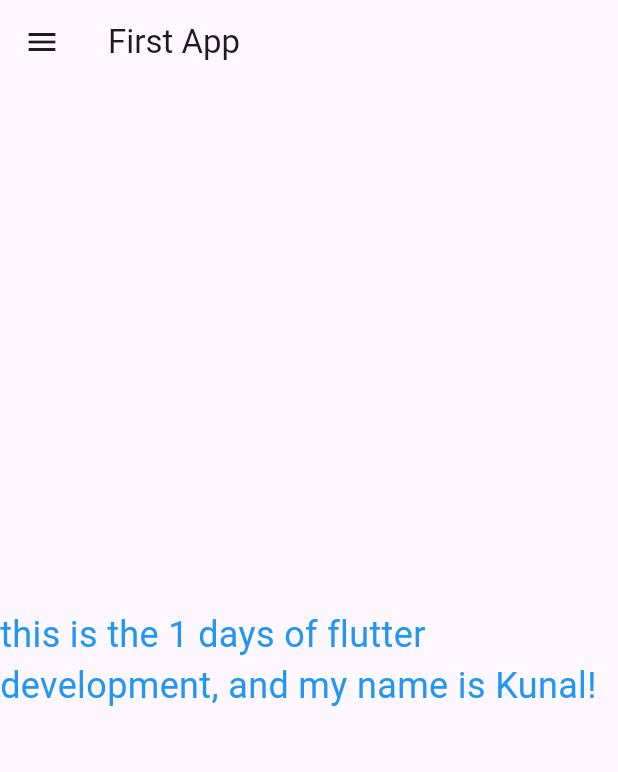
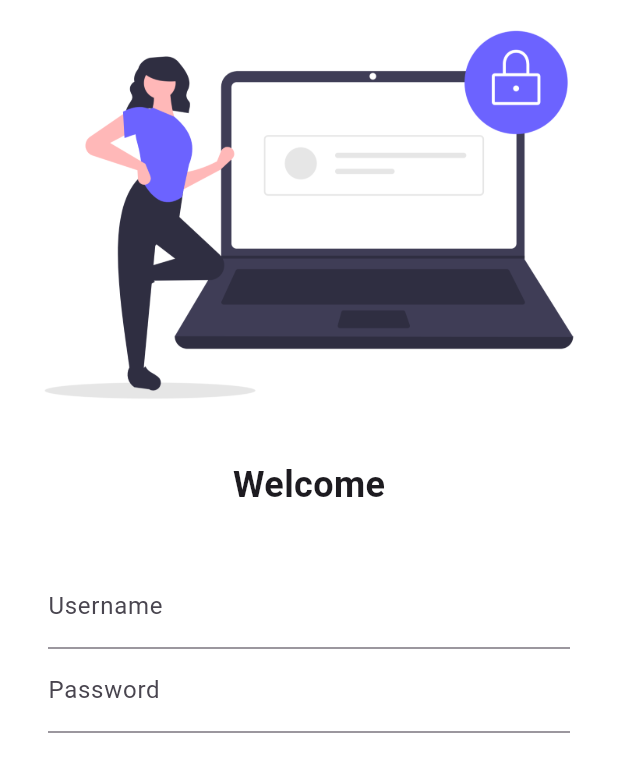
Before and after one commit to kunalsoftTrade/Flutter, a Flutter app: the screen it shows after launch, on a phone screen of 412 x 824 dp. Shown: the top 772 px of the screen. Run offline on Flutter 3.47's test engine with Material 3 defaults, Android fonts, the phone set to English and light mode, and no system bars; our stand-ins replace google_fonts.

Commit message:
intial commit

```diff
--- a/lib/main.dart
+++ b/lib/main.dart
@@ -1,5 +1,8 @@
-import 'package:first_app/Home_page.dart';
+import 'package:first_app/pages/home_page.dart';
+import 'package:first_app/pages/login_page.dart';
 import 'package:flutter/material.dart';
+// ignore: depend_on_referenced_packages
+import 'package:google_fonts/google_fonts.dart';
 
 void main() {
   runApp(MyApp());
@@ -7,13 +10,49 @@ void main() {
 
 class MyApp extends StatelessWidget {
   const MyApp({super.key});
-
   @override
   Widget build(BuildContext context) {
+    //build method describes how to display the widget in terms of other, lower level widgets
+    //buildContext: context is the location of this widget in the widget tree
+    // context is used to locate a widget in the widget tree and to access theme data, localization, and other inherited widgets.
+
     return MaterialApp(
+      //it is using a widget called HomePage from another file
+      // home: HomePage(),
 
-      //it is using a widget called HomePage from another file
-      home: HomePage(),
+      //-------------------------- theme coloring ---------------------------------
+
+      // 🌞 Light theme
+      themeMode: ThemeMode.light,
+      theme: ThemeData(
+        primarySwatch: Colors.orange,
+        primaryTextTheme: GoogleFonts.latoTextTheme(),
+        // ✅ AppBar theme moved here
+        appBarTheme: const AppBarTheme(
+          backgroundColor: Color.fromARGB(255, 105, 72, 22),
+          foregroundColor: Colors.white, // title & icons
+          elevation: 2,
+          centerTitle: true,
+        ),
+      ),
+
+      // 🌙 Dark theme
+      darkTheme: ThemeData(
+        brightness: Brightness.dark,
+        appBarTheme: const AppBarTheme(
+          backgroundColor: Colors.black,
+          foregroundColor: Colors.white,
+        ),
+      ),
+
+      //-------------------------- routing ---------------------------------
+      initialRoute: "/login", //we can set any page as initial page/route
+      routes: {
+        //taking context here cause it shows where we are in the widget tree
+        "/": (context) => HomePage(),
+        //loginPage() is the object of LoginPage class
+        "/login": (context) => LoginPage(),
+      },
     );
   }
 }
--- a/lib/Home_page.dart
+++ b/lib/pages/home_page.dart
@@ -3,6 +3,8 @@ import 'package:flutter/material.dart';
 class HomePage extends StatelessWidget {
   final int days = 1;
   final String name = "Kunal";
+
+  const HomePage({super.key});
 //flutter works on widgets, everything is a widget
   @override
   Widget build(BuildContext context) {
@@ -14,6 +16,7 @@ class HomePage extends StatelessWidget {
 //--------------------------------------------------------------------
 
       body: Center(//body of the app
+      //using container to hold the text widget, it is like a box
         child: Container(
           child: Text(
             'this is the $days days of flutter development, and my name is $name!',
@@ -29,6 +32,8 @@ class HomePage extends StatelessWidget {
         child: Text('This is drawer'),
       ),
 
+
+
     );
   }
 }
--- /dev/null
+++ b/lib/pages/login_page.dart
@@ -0,0 +1,50 @@
+import 'package:flutter/material.dart';
+
+class LoginPage extends StatelessWidget {
+  const LoginPage({super.key});
+
+  @override
+  Widget build(BuildContext context) {
+    //using material widget to get material design visual layout structure
+    return Material(
+      color: Colors.white,
+      child: Column(
+        children: [
+          Image.asset('assets/login.png', fit: BoxFit.cover),
+
+          SizedBox(height: 20.0), //space between image and text
+
+          Text(
+            'Welcome',
+            style: TextStyle(fontSize: 24, fontWeight: FontWeight.bold),
+          ),
+
+          SizedBox(height: 20.0), //space between image and text
+
+          Padding(
+            padding: const EdgeInsets.symmetric(
+              vertical: 16.0,
+              horizontal: 32.0,
+            ),
+            child: Column(
+              children: [
+                TextFormField(
+                  decoration: InputDecoration(
+                    hintText: "Enter username",
+                    labelText: "Username",
+                  ),
+                ),
+                TextFormField(
+                  decoration: InputDecoration(
+                    hintText: "Enter password",
+                    labelText: "Password",
+                  ),
+                ),
+              ],
+            ),
+          ),
+        ],
+      ),
+    );
+  }
+}
--- a/pubspec.yaml
+++ b/pubspec.yaml
@@ -45,6 +45,7 @@ dev_dependencies:
   # package. See that file for information about deactivating specific lint
   # rules and activating additional ones.
   flutter_lints: ^6.0.0
+  google_fonts: ^5.0.0
 
 # For information on the generic Dart part of this file, see the
 # following page: https://dart.dev/tools/pub/pubspec
@@ -58,8 +59,8 @@ flutter:
   uses-material-design: true
 
   # To add assets to your application, add an assets section, like this:
-  # assets:
-  #   - images/a_dot_burr.jpeg
+  assets:
+    - assets/
   #   - images/a_dot_ham.jpeg
 
   # An image asset can refer to one or more resolution-specific "variants", see
```
Also changed, not shown: assets/login.png (added), pubspec.lock, 2 other files.
